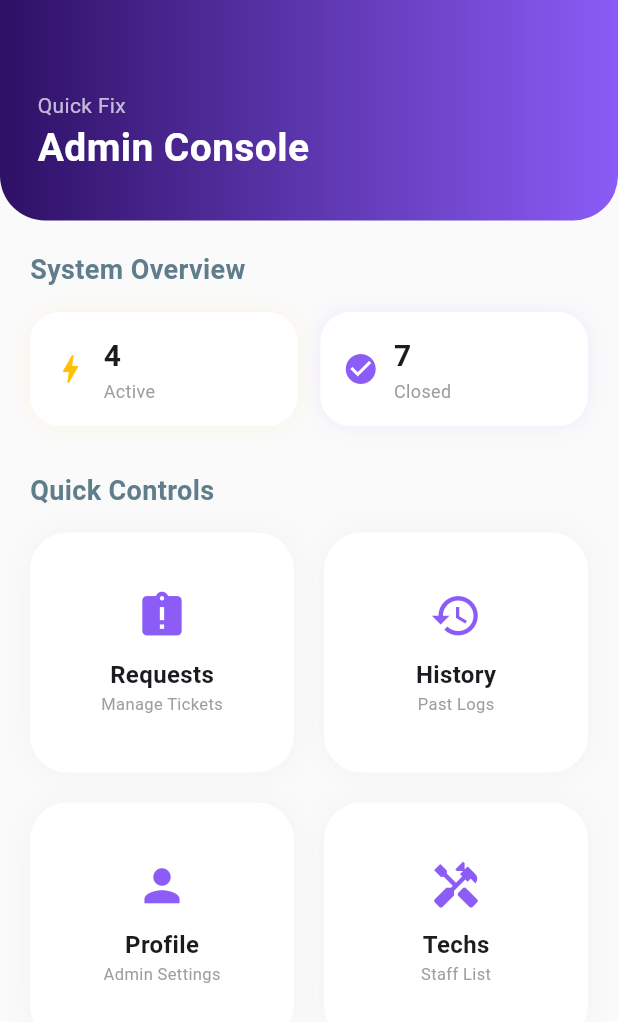
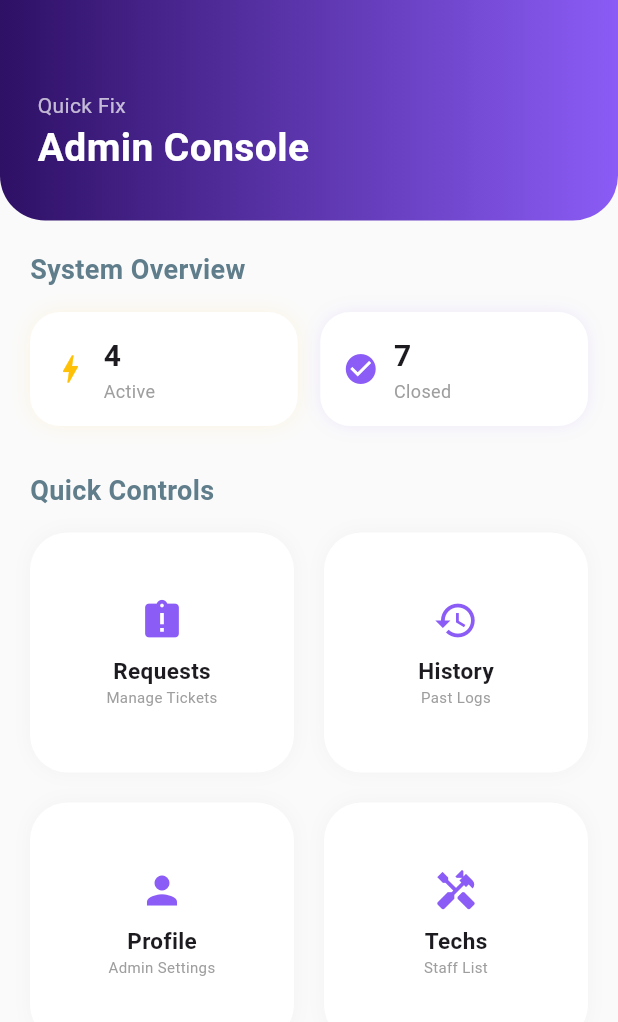
Before and after one commit to MrinmoyShib/Quick_Fix, a Flutter app: the AdminDashboard screen opened directly, on a phone screen of 412 x 824 dp. Shown: the top 1022 px of the screen. Run offline on Flutter 3.47's test engine with Material 3 defaults, Android fonts, the phone set to English and light mode, and no system bars.

Commit message:
Refactor AdminDashboard layout and widgets
Extract header into _buildHeader and switch dashboard body from a Column/Expanded/SingleChildScrollView to a ListView for simpler scrolling. Make theme colors static const, move padding/sections into a single content column, and reorganize System Overview and Quick Controls ordering. Adjust UI details: updated stat and card spacing, icon sizes, box shadow blur, and GridView spacing; replace InkWell with GestureDetector and rename callback parameter to context. These changes clean up structure, improve readability, and refine visual spacing/responsiveness.

```diff
--- a/lib/screens/admin/admin_dashboard.dart
+++ b/lib/screens/admin/admin_dashboard.dart
@@ -7,44 +7,25 @@ import 'request_details.dart';
 class AdminDashboard extends StatelessWidget {
   const AdminDashboard({super.key});
 
-  // These are your Theme Colors - Easy to explain as "Design Constants"
-  final Color darkPurple = const Color(0xFF2E1065);
-  final Color lightPurple = const Color(0xFF8B5CF6);
+  static const Color darkPurple = Color(0xFF2E1065);
+  static const Color lightPurple = Color(0xFF8B5CF6);
 
   @override
   Widget build(BuildContext context) {
     return Scaffold(
-      backgroundColor: Colors.grey[50], // The light background
-      body: Column(
+      backgroundColor: Colors.grey[50],
+      body: ListView(
+        padding: EdgeInsets.zero,
         children: [
-          // --- 1. THE HEADER ---
-          Container(
-            width: double.infinity,
-            padding: const EdgeInsets.fromLTRB(25, 60, 25, 30),
-            decoration: BoxDecoration(
-              gradient: LinearGradient(colors: [darkPurple, lightPurple]),
-              borderRadius: const BorderRadius.vertical(bottom: Radius.circular(30)),
-            ),
-            child: const Column(
-              crossAxisAlignment: CrossAxisAlignment.start,
-              children: [
-                Text("Quick Fix", style: TextStyle(color: Colors.white70, fontSize: 14)),
-                Text("Admin Console", style: TextStyle(color: Colors.white, fontSize: 26, fontWeight: FontWeight.bold)),
-              ],
-            ),
-          ),
-
-          // --- 2. THE SCROLLABLE CONTENT ---
-          Expanded(
-            child: SingleChildScrollView(
+          _buildHeader(),
+          Padding(
             padding: const EdgeInsets.all(20.0),
             child: Column(
               crossAxisAlignment: CrossAxisAlignment.start,
               children: [
-                  const Text("System Overview", style: TextStyle(fontSize: 18, fontWeight: FontWeight.bold, color: Colors.blueGrey)),
+                const Text("System Overview",
+                    style: TextStyle(fontSize: 18, fontWeight: FontWeight.bold, color: Colors.blueGrey)),
                 const SizedBox(height: 15),
-
-                  // STATS SECTION
                 Row(
                   children: [
                     _buildStat("Active", "4", Icons.bolt, Colors.amber),
@@ -52,19 +33,17 @@ class AdminDashboard extends StatelessWidget {
                     _buildStat("Closed", "7", Icons.check_circle, lightPurple),
                   ],
                 ),
-
                 const SizedBox(height: 30),
-                  const Text("Quick Controls", style: TextStyle(fontSize: 18, fontWeight: FontWeight.bold, color: Colors.blueGrey)),
+                const Text("Quick Controls",
+                    style: TextStyle(fontSize: 18, fontWeight: FontWeight.bold, color: Colors.blueGrey)),
                 const SizedBox(height: 15),
-
-                  // THE GRID SECTION (Matches your original 1:1)
                 GridView.count(
                   shrinkWrap: true,
                   physics: const NeverScrollableScrollPhysics(),
                   crossAxisCount: 2,
-                    crossAxisSpacing: 20,
-                    mainAxisSpacing: 20,
-                    childAspectRatio: 1.1, // This keeps the cards square-ish
+                  crossAxisSpacing: 20, // Updated to 20 for 1-to-1 match
+                  mainAxisSpacing: 20,  // Updated to 20 for 1-to-1 match
+                  childAspectRatio: 1.1,
                   children: [
                     _buildCard(context, "Requests", "Manage Tickets", Icons.assignment_late, const RequestDetails()),
                     _buildCard(context, "History", "Past Logs", Icons.history, const AdminHistory()),
@@ -75,15 +54,29 @@ class AdminDashboard extends StatelessWidget {
               ],
             ),
           ),
-          ),
         ],
       ),
     );
   }
 
-  // --- REUSABLE BUILDING BLOCKS ---
+  Widget _buildHeader() {
+    return Container(
+      width: double.infinity,
+      padding: const EdgeInsets.fromLTRB(25, 60, 25, 30),
+      decoration: const BoxDecoration(
+        gradient: LinearGradient(colors: [darkPurple, lightPurple]),
+        borderRadius: BorderRadius.vertical(bottom: Radius.circular(30)),
+      ),
+      child: const Column(
+        crossAxisAlignment: CrossAxisAlignment.start,
+        children: [
+          Text("Quick Fix", style: TextStyle(color: Colors.white70, fontSize: 14)),
+          Text("Admin Console", style: TextStyle(color: Colors.white, fontSize: 26, fontWeight: FontWeight.bold)),
+        ],
+      ),
+    );
+  }
 
-  // For the Statistics Boxes
   Widget _buildStat(String label, String val, IconData icon, Color col) {
     return Expanded(
       child: Container(
@@ -110,24 +103,23 @@ class AdminDashboard extends StatelessWidget {
     );
   }
 
-  // For the Main Navigation Cards
-  Widget _buildCard(BuildContext ctx, String title, String sub, IconData icon, Widget page) {
-    return InkWell(
-      onTap: () => Navigator.push(ctx, MaterialPageRoute(builder: (_) => page)),
+  Widget _buildCard(BuildContext context, String title, String sub, IconData icon, Widget page) {
+    return GestureDetector(
+      onTap: () => Navigator.push(context, MaterialPageRoute(builder: (_) => page)),
       child: Container(
         padding: const EdgeInsets.all(15),
         decoration: BoxDecoration(
           color: Colors.white,
           borderRadius: BorderRadius.circular(25),
-          boxShadow: [BoxShadow(color: Colors.black.withOpacity(0.03), blurRadius: 15)],
+          boxShadow: [BoxShadow(color: Colors.black.withOpacity(0.03), blurRadius: 10)],
         ),
         child: Column(
           mainAxisAlignment: MainAxisAlignment.center,
           children: [
-            Icon(icon, size: 35, color: lightPurple),
-            const SizedBox(height: 10),
-            Text(title, style: const TextStyle(fontWeight: FontWeight.bold, fontSize: 16)),
-            Text(sub, style: const TextStyle(color: Colors.grey, fontSize: 11)),
+            Icon(icon, size: 30, color: lightPurple),
+            const SizedBox(height: 8),
+            Text(title, style: const TextStyle(fontWeight: FontWeight.bold, fontSize: 15)),
+            Text(sub, textAlign: TextAlign.center, style: const TextStyle(color: Colors.grey, fontSize: 10)),
           ],
         ),
       ),
```
Lines whose indentation alone changed are shown as unchanged.
